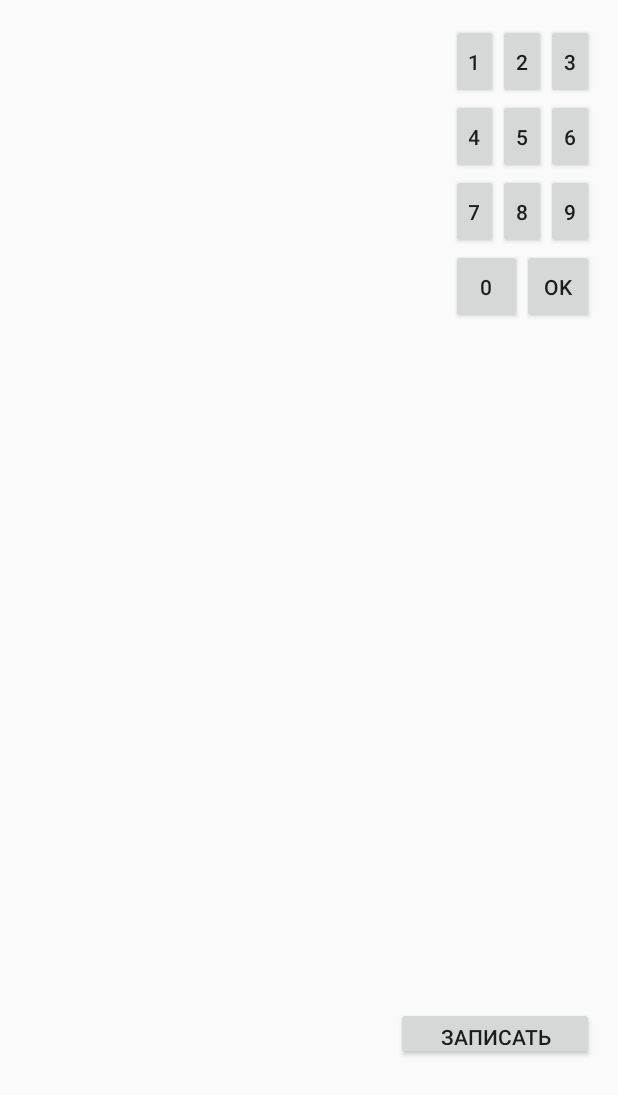
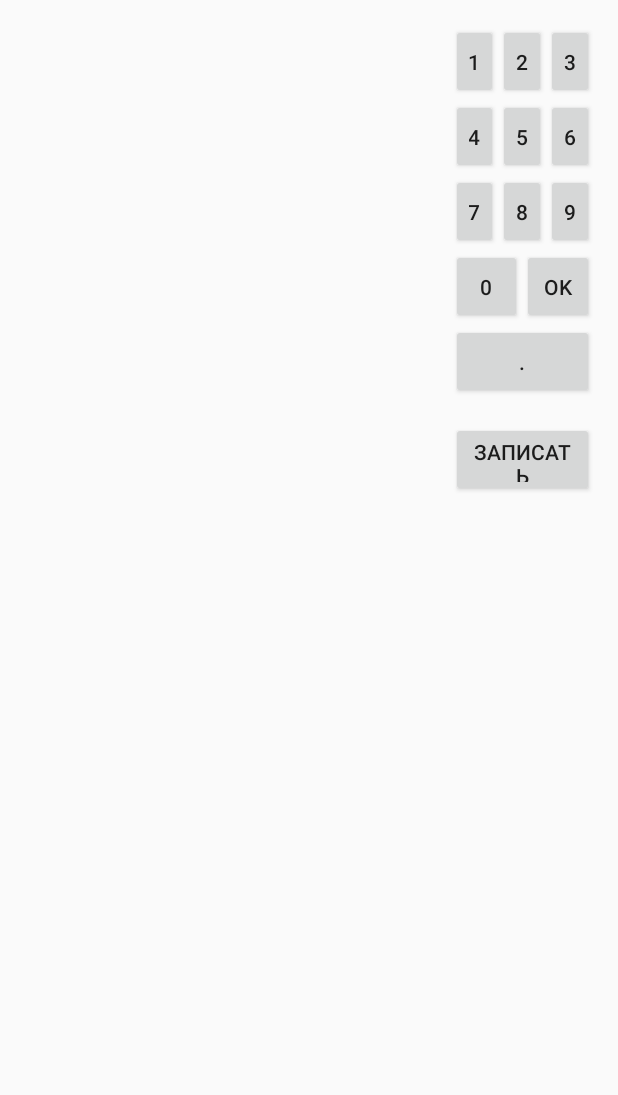
Before and after one commit to Puzzlo/Paper_list, an Android app: the layout main.xml on its own in the app's theme, with its tools: preview values and no code run, on a phone screen of 412 x 824 dp. Shown: the top 1095 px of the screen. Run offline under Robolectric (Android 15) with nearby library versions, the phone set to English and light mode, and no system bars.

Commit message:
add color of buttons add work with pointer ( 1.5, 6.4, ... )

```diff
--- a/app/src/main/res/layout/main.xml
+++ b/app/src/main/res/layout/main.xml
@@ -140,21 +140,40 @@
                     android:text="Ok"
                     android:id="@+id/buttonOk" />
             </TableRow>
+            <TableRow
+                android:layout_width="fill_parent"
+                android:layout_height="fill_parent">
 
+                <Button
+                    android:layout_width="0dp"
+                    android:layout_weight="1"
+                    android:layout_height="50dp"
+                    android:text="."
+                    android:id="@+id/buttonPoint" />
+            </TableRow>
+            <TableRow
+                android:layout_width="fill_parent"
+                android:layout_height="fill_parent">
+
+                <Button
+                    android:layout_marginTop="15dp"
+                    android:layout_width="0dp"
+                    android:layout_weight="1"
+                    android:layout_height="50dp"
+                    android:text="Записать"
+                    android:id="@+id/btnSave" />
+            </TableRow>
         </TableLayout>
     </LinearLayout>
 
 
-        <Button
-            android:layout_width="132dp"
-            android:layout_height="35dp"
-            android:text="Записать"
-            android:id="@+id/btnSave"
-            android:layout_gravity="right" />
 
         <TextView
             android:layout_width="match_parent"
             android:layout_height="0dp"
+            android:gravity="left"
+            android:textSize="20dp"
+            android:textColor="#000"
             android:id="@+id/inputString"
             android:layout_weight="2" />
 
```
Also changed, not shown: app/src/main/java/com/puzzlo/paper_list/MainActivity.java (+16 -2 lines), app/src/main/res/drawable/border_item_of_paper.xml (added, +16 -0 lines), app/src/main/res/layout/item_of_paper.xml (+5 -2 lines), 1 other file.
